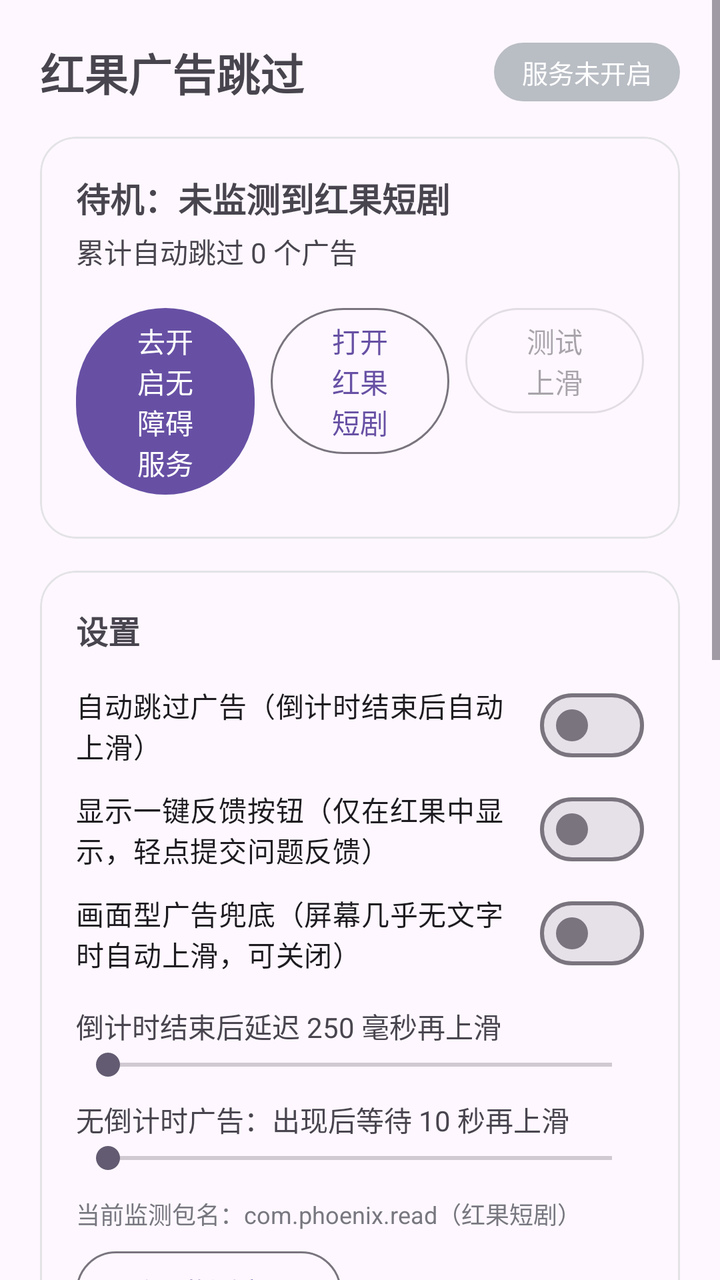
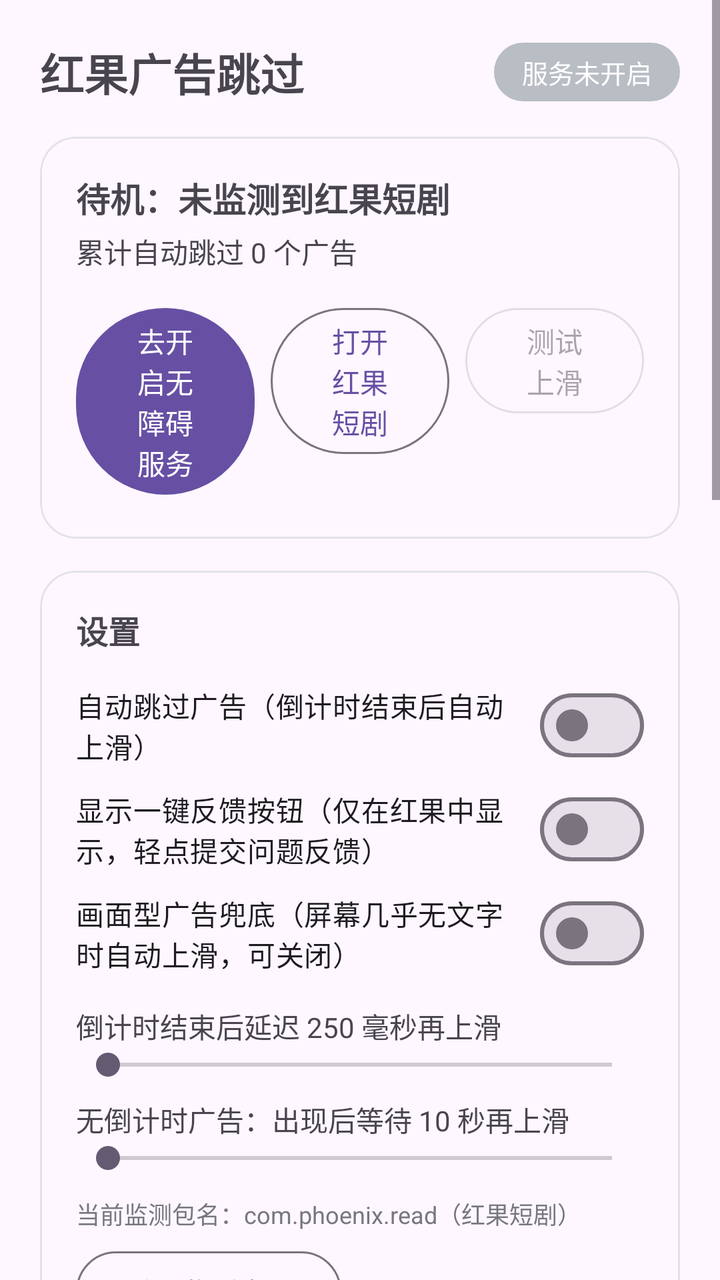

Screens rendered from an Android XML layout before and after an edit, with the pre-edit source and the edit as a unified diff.
<!-- AndroidManifest.xml: application theme Theme.App -->
<!-- res/layout/activity_main.xml -->
<?xml version="1.0" encoding="utf-8"?>
<ScrollView xmlns:android="http://schemas.android.com/apk/res/android"
    xmlns:app="http://schemas.android.com/apk/res-auto"
    android:layout_width="match_parent"
    android:layout_height="match_parent"
    android:fillViewport="true">

    
    <LinearLayout
        android:layout_width="match_parent"
        android:layout_height="wrap_content"
        android:layout_gravity="center_horizontal"
        android:maxWidth="620dp"
        android:orientation="vertical"
        android:padding="20dp">

        
        <LinearLayout
            android:layout_width="match_parent"
            android:layout_height="wrap_content"
            android:gravity="center_vertical"
            android:orientation="horizontal">

            <TextView
                android:layout_width="0dp"
                android:layout_height="wrap_content"
                android:layout_weight="1"
                android:text="@string/app_name"
                android:textSize="22sp"
                android:textStyle="bold" />

            <TextView
                android:id="@+id/statusPill"
                android:layout_width="wrap_content"
                android:layout_height="wrap_content"
                android:background="@drawable/bg_pill_off"
                android:paddingStart="14dp"
                android:paddingTop="5dp"
                android:paddingEnd="14dp"
                android:paddingBottom="5dp"
                android:text="@string/status_off"
                android:textColor="#FFFFFF"
                android:textSize="13sp" />
        </LinearLayout>

        
        <com.google.android.material.card.MaterialCardView
            android:layout_width="match_parent"
            android:layout_height="wrap_content"
            android:layout_marginTop="16dp"
            app:cardCornerRadius="18dp"
            app:cardElevation="0dp"
            app:strokeColor="#E3E3E6"
            app:strokeWidth="1dp">

            <LinearLayout
                android:layout_width="match_parent"
                android:layout_height="wrap_content"
                android:orientation="vertical"
                android:padding="18dp">

                <TextView
                    android:id="@+id/stateText"
                    android:layout_width="match_parent"
                    android:layout_height="wrap_content"
                    android:text="@string/state_idle"
                    android:textSize="17sp"
                    android:textStyle="bold" />

                <TextView
                    android:id="@+id/countText"
                    android:layout_width="match_parent"
                    android:layout_height="wrap_content"
                    android:layout_marginTop="4dp"
                    android:text="@string/count_zero_literal"
                    android:textSize="14sp" />

                <LinearLayout
                    android:layout_width="match_parent"
                    android:layout_height="wrap_content"
                    android:layout_marginTop="14dp"
                    android:orientation="horizontal">

                    <Button
                        android:id="@+id/btnAccessibility"
                        android:layout_width="0dp"
                        android:layout_height="wrap_content"
                        android:layout_marginEnd="8dp"
                        android:layout_weight="1"
                        android:text="@string/btn_accessibility_off" />

                    <Button
                        android:id="@+id/btnOpenTarget"
                        style="?attr/materialButtonOutlinedStyle"
                        android:layout_width="0dp"
                        android:layout_height="wrap_content"
                        android:layout_marginEnd="8dp"
                        android:layout_weight="1"
                        android:text="@string/btn_open_target" />

                    <Button
                        android:id="@+id/btnTestSwipe"
                        style="?attr/materialButtonOutlinedStyle"
                        android:layout_width="0dp"
                        android:layout_height="wrap_content"
                        android:layout_weight="1"
                        android:enabled="false"
                        android:text="@string/btn_test_swipe" />
                </LinearLayout>
            </LinearLayout>
        </com.google.android.material.card.MaterialCardView>

        
        <com.google.android.material.card.MaterialCardView
            android:layout_width="match_parent"
            android:layout_height="wrap_content"
            android:layout_marginTop="16dp"
            app:cardCornerRadius="18dp"
            app:cardElevation="0dp"
            app:strokeColor="#E3E3E6"
            app:strokeWidth="1dp">

            <LinearLayout
                android:layout_width="match_parent"
                android:layout_height="wrap_content"
                android:orientation="vertical"
                android:padding="18dp">

                <TextView
                    android:layout_width="match_parent"
                    android:layout_height="wrap_content"
                    android:text="@string/section_settings"
                    android:textSize="16sp"
                    android:textStyle="bold" />

                <com.google.android.material.materialswitch.MaterialSwitch
                    android:id="@+id/switchAuto"
                    android:layout_width="match_parent"
                    android:layout_height="wrap_content"
                    android:layout_marginTop="12dp"
                    android:text="@string/switch_auto" />

                <com.google.android.material.materialswitch.MaterialSwitch
                    android:id="@+id/switchFeedback"
                    android:layout_width="match_parent"
                    android:layout_height="wrap_content"
                    android:layout_marginTop="4dp"
                    android:text="@string/switch_feedback" />

                <com.google.android.material.materialswitch.MaterialSwitch
                    android:id="@+id/switchVisualFallback"
                    android:layout_width="match_parent"
                    android:layout_height="wrap_content"
                    android:layout_marginTop="4dp"
                    android:text="@string/switch_visual_fallback" />

                <TextView
                    android:id="@+id/delayLabel"
                    android:layout_width="match_parent"
                    android:layout_height="wrap_content"
                    android:layout_marginTop="12dp"
                    android:text="@string/delay_literal"
                    android:textSize="14sp" />

                <SeekBar
                    android:id="@+id/delayBar"
                    android:layout_width="match_parent"
                    android:layout_height="wrap_content"
                    android:max="1000" />

                <TextView
                    android:id="@+id/fallbackLabel"
                    android:layout_width="match_parent"
                    android:layout_height="wrap_content"
                    android:layout_marginTop="8dp"
                    android:text="@string/fallback_literal"
                    android:textSize="14sp" />

                <SeekBar
                    android:id="@+id/fallbackBar"
                    android:layout_width="match_parent"
                    android:layout_height="wrap_content"
                    android:max="25000" />

                <TextView
                    android:id="@+id/targetsText"
                    android:layout_width="match_parent"
                    android:layout_height="wrap_content"
                    android:layout_marginTop="10dp"
                    android:text="@string/targets_literal"
                    android:textColor="#77777F"
                    android:textSize="12sp" />

                <Button
                    android:id="@+id/btnResetTargets"
                    style="?attr/materialButtonOutlinedStyle"
                    android:layout_width="wrap_content"
                    android:layout_height="wrap_content"
                    android:layout_marginTop="6dp"
                    android:text="@string/btn_reset_targets" />

                <LinearLayout
                    android:layout_width="match_parent"
                    android:layout_height="wrap_content"
                    android:layout_marginTop="10dp"
                    android:gravity="center_vertical"
                    android:orientation="horizontal">

                    <EditText
                        android:id="@+id/editFeedbackUrl"
                        android:layout_width="0dp"
                        android:layout_height="wrap_content"
                        android:layout_weight="1"
                        android:hint="@string/feedback_url_hint"
                        android:importantForAutofill="no"
                        android:inputType="textUri"
                        android:maxLines="1"
                        android:textSize="13sp" />

                    <Button
                        android:id="@+id/btnSaveFeedbackUrl"
                        style="?attr/materialButtonOutlinedStyle"
                        android:layout_width="wrap_content"
                        android:layout_height="wrap_content"
                        android:layout_marginStart="8dp"
                        android:minHeight="0dp"
                        android:paddingStart="16dp"
                        android:paddingTop="6dp"
                        android:paddingEnd="16dp"
                        android:paddingBottom="6dp"
                        android:text="@string/btn_save" />
                </LinearLayout>

                <Button
                    android:id="@+id/btnDiscover"
                    style="?attr/materialButtonOutlinedStyle"
                    android:layout_width="match_parent"
                    android:layout_height="wrap_content"
                    android:layout_marginTop="6dp"
                    android:text="@string/btn_discover" />

                <Button
                    android:id="@+id/btnCaptureAuth"
                    style="?attr/materialButtonOutlinedStyle"
                    android:layout_width="match_parent"
                    android:layout_height="wrap_content"
                    android:layout_marginTop="6dp"
                    android:text="@string/btn_capture_auth" />

                <Button
                    android:id="@+id/btnCheckUpdate"
                    style="?attr/materialButtonOutlinedStyle"
                    android:layout_width="match_parent"
                    android:layout_height="wrap_content"
                    android:layout_marginTop="6dp"
                    android:text="@string/btn_check_update" />
            </LinearLayout>
        </com.google.android.material.card.MaterialCardView>

        
        <com.google.android.material.card.MaterialCardView
            android:layout_width="match_parent"
            android:layout_height="wrap_content"
            android:layout_marginTop="16dp"
            app:cardCornerRadius="18dp"
            app:cardElevation="0dp"
            app:strokeColor="#E3E3E6"
            app:strokeWidth="1dp">

            <LinearLayout
                android:layout_width="match_parent"
                android:layout_height="wrap_content"
                android:orientation="vertical"
                android:padding="18dp">

                <LinearLayout
                    android:layout_width="match_parent"
                    android:layout_height="wrap_content"
                    android:gravity="center_vertical"
                    android:orientation="horizontal">

                    <TextView
                        android:layout_width="0dp"
                        android:layout_height="wrap_content"
                        android:layout_weight="1"
                        android:text="@string/section_log"
                        android:textSize="16sp"
                        android:textStyle="bold" />

                    <Button
                        android:id="@+id/btnShareLog"
                        style="?attr/materialButtonOutlinedStyle"
                        android:layout_width="wrap_content"
                        android:layout_height="wrap_content"
                        android:layout_marginEnd="8dp"
                        android:minHeight="0dp"
                        android:paddingStart="16dp"
                        android:paddingTop="6dp"
                        android:paddingEnd="16dp"
                        android:paddingBottom="6dp"
                        android:text="@string/btn_share_log" />

                    <Button
                        android:id="@+id/btnClearLog"
                        style="?attr/materialButtonOutlinedStyle"
                        android:layout_width="wrap_content"
                        android:layout_height="wrap_content"
                        android:minHeight="0dp"
                        android:paddingStart="16dp"
                        android:paddingTop="6dp"
                        android:paddingEnd="16dp"
                        android:paddingBottom="6dp"
                        android:text="@string/btn_clear_log" />
                </LinearLayout>

                <TextView
                    android:id="@+id/logView"
                    android:layout_width="match_parent"
                    android:layout_height="wrap_content"
                    android:layout_marginTop="10dp"
                    android:background="@drawable/bg_log"
                    android:fontFamily="monospace"
                    android:minHeight="130dp"
                    android:padding="12dp"
                    android:textSize="12sp" />
            </LinearLayout>
        </com.google.android.material.card.MaterialCardView>

        <TextView
            android:layout_width="match_parent"
            android:layout_height="wrap_content"
            android:layout_marginTop="14dp"
            android:text="@string/footer_hint"
            android:textColor="#8A8A93"
            android:textSize="12sp" />

        <TextView
            android:layout_width="match_parent"
            android:layout_height="wrap_content"
            android:layout_marginTop="6dp"
            android:text="@string/version_label"
            android:textColor="#B0B0B8"
            android:textSize="11sp" />
    </LinearLayout>
</ScrollView>
<!-- resources referenced by this layout -->
<resources>
  <!-- drawable bg_log (drawable) -->
  <?xml version="1.0" encoding="utf-8"?>
  <shape xmlns:android="http://schemas.android.com/apk/res/android"
      android:shape="rectangle">
      <solid android:color="#FAFAFB" />
      <corners android:radius="12dp" />
      <stroke
          android:width="1dp"
          android:color="#E3E3E6" />
  </shape>
  <!-- drawable bg_pill_off (drawable) -->
  <?xml version="1.0" encoding="utf-8"?>
  <shape xmlns:android="http://schemas.android.com/apk/res/android"
      android:shape="rectangle">
      <solid android:color="#B9BDC4" />
      <corners android:radius="20dp" />
  </shape>
  <string name="app_name">红果广告跳过</string>
  <string name="btn_accessibility_off">去开启无障碍服务</string>
  <string name="btn_capture_auth">开启屏幕截图（反馈自动带画面）</string>
  <string name="btn_check_update">检查更新（云端）</string>
  <string name="btn_clear_log">清空</string>
  <string name="btn_discover">自动发现电脑（扫描局域网）</string>
  <string name="btn_open_target">打开红果短剧</string>
  <string name="btn_reset_targets">重置监测应用</string>
  <string name="btn_save">保存</string>
  <string name="btn_share_log">分享日志</string>
  <string name="btn_test_swipe">测试上滑</string>
  <string name="count_zero_literal">累计自动跳过 0 个广告</string>
  <string name="delay_literal">倒计时结束后延迟 250 毫秒再上滑</string>
  <string name="fallback_literal">无倒计时广告：出现后等待 10 秒再上滑</string>
  <string name="feedback_url_hint">上报服务器地址（默认已指向电脑，可修改）</string>
  <string name="footer_hint">原理：通过无障碍服务读取屏幕上的广告倒计时文字，到点后模拟一次上滑手势。全部处理在本机完成，不联网、不上传任何数据。仅供个人舒适观剧使用。</string>
  <string name="section_log">运行日志</string>
  <string name="section_settings">设置</string>
  <string name="state_idle">待机：未监测到红果短剧</string>
  <string name="status_off">服务未开启</string>
  <string name="switch_auto">自动跳过广告（倒计时结束后自动上滑）</string>
  <string name="switch_feedback">显示一键反馈按钮（仅在红果中显示，轻点提交问题反馈）</string>
  <string name="switch_visual_fallback">画面型广告兜底（屏幕几乎无文字时自动上滑，可关闭）</string>
  <string name="targets_literal">当前监测包名：com.phoenix.read（红果短剧）</string>
  <string name="version_label">版本 1.35.1 · 手机/平板通用 · 云端上报</string>
  <style name="Theme.App" parent="Theme.Material3.DayNight.NoActionBar" />
</resources>

<!-- the commit's change to res/layout/activity_main.xml (unified diff, before → after) -->
@@ -232,6 +232,14 @@
                 </LinearLayout>
 
                 <Button
+                    android:id="@+id/btnResetCloud"
+                    style="?attr/materialButtonOutlinedStyle"
+                    android:layout_width="match_parent"
+                    android:layout_height="wrap_content"
+                    android:layout_marginTop="6dp"
+                    android:text="@string/btn_reset_cloud" />
+
+                <Button
                     android:id="@+id/btnDiscover"
                     style="?attr/materialButtonOutlinedStyle"
                     android:layout_width="match_parent"
@@ -254,6 +262,123 @@
                     android:layout_height="wrap_content"
                     android:layout_marginTop="6dp"
                     android:text="@string/btn_check_update" />
+
+                <Button
+                    android:id="@+id/btnQuickReport"
+                    android:layout_width="match_parent"
+                    android:layout_height="wrap_content"
+                    android:layout_marginTop="14dp"
+                    android:text="@string/btn_quick_report" />
+            </LinearLayout>
+        </com.google.android.material.card.MaterialCardView>
+
+        
+        <com.google.android.material.card.MaterialCardView
+            android:layout_width="match_parent"
+            android:layout_height="wrap_content"
+            android:layout_marginTop="16dp"
+            app:cardCornerRadius="14dp"
+            app:contentPadding="16dp">
+
+            <LinearLayout
+                android:layout_width="match_parent"
+                android:layout_height="wrap_content"
+                android:orientation="vertical">
+
+                <TextView
+                    android:layout_width="match_parent"
+                    android:layout_height="wrap_content"
+                    android:text="@string/account_title"
+                    android:textSize="15sp"
+                    android:textStyle="bold" />
+
+                <TextView
+                    android:id="@+id/textAccStatus"
+                    android:layout_width="match_parent"
+                    android:layout_height="wrap_content"
+                    android:layout_marginTop="2dp"
+                    android:text="@string/account_hint"
+                    android:textColor="#77777F"
+                    android:textSize="12sp" />
+
+                <LinearLayout
+                    android:id="@+id/boxAccForm"
+                    android:layout_width="match_parent"
+                    android:layout_height="wrap_content"
+                    android:layout_marginTop="8dp"
+                    android:orientation="vertical">
+
+                    <EditText
+                        android:id="@+id/editAccEmail"
+                        android:layout_width="match_parent"
+                        android:layout_height="wrap_content"
+                        android:hint="@string/account_email_hint"
+                        android:importantForAutofill="no"
+                        android:inputType="textEmailAddress"
+                        android:maxLines="1"
+                        android:textSize="13sp" />
+
+                    <EditText
+                        android:id="@+id/editAccPass"
+                        android:layout_width="match_parent"
+                        android:layout_height="wrap_content"
+                        android:layout_marginTop="4dp"
+                        android:hint="@string/account_pass_hint"
+                        android:importantForAutofill="no"
+                        android:inputType="textPassword"
+                        android:maxLines="1"
+                        android:textSize="13sp" />
+
+                    <EditText
+                        android:id="@+id/editAccCode"
+                        android:layout_width="match_parent"
+                        android:layout_height="wrap_content"
+                        android:layout_marginTop="4dp"
+                        android:hint="@string/account_code_hint"
+                        android:importantForAutofill="no"
+                        android:inputType="number"
+                        android:maxLines="1"
+                        android:textSize="13sp" />
+
+                    <LinearLayout
+                        android:layout_width="match_parent"
+                        android:layout_height="wrap_content"
+                        android:layout_marginTop="8dp"
+                        android:orientation="horizontal">
+
+                        <Button
+                            android:id="@+id/btnSendCode"
+                            style="?attr/materialButtonOutlinedStyle"
+                            android:layout_width="wrap_content"
+                            android:layout_height="wrap_content"
+                            android:minHeight="0dp"
+                            android:paddingStart="16dp"
+                            android:paddingTop="6dp"
+                            android:paddingEnd="16dp"
+                            android:paddingBottom="6dp"
+                            android:text="@string/account_btn_send_code" />
+
+                        <Button
+                            android:id="@+id/btnAccLogin"
+                            android:layout_width="0dp"
+                            android:layout_height="wrap_content"
+                            android:layout_marginStart="8dp"
+                            android:layout_weight="1"
+                            android:minHeight="0dp"
+                            android:paddingTop="6dp"
+                            android:paddingBottom="6dp"
+                            android:text="@string/account_btn_login" />
+                    </LinearLayout>
+                </LinearLayout>
+
+                <Button
+                    android:id="@+id/btnAccLogout"
+                    style="?attr/materialButtonOutlinedStyle"
+                    android:layout_width="match_parent"
+                    android:layout_height="wrap_content"
+                    android:layout_marginTop="8dp"
+                    android:text="@string/account_btn_logout"
+                    android:visibility="gone" />
             </LinearLayout>
         </com.google.android.material.card.MaterialCardView>
 
<!-- resource entries referenced after the edit -->
@@ -17,6 +17,14 @@
       <solid android:color="#B9BDC4" />
       <corners android:radius="20dp" />
   </shape>
+  <string name="account_btn_login">登录 / 注册</string>
+  <string name="account_btn_logout">退出登录</string>
+  <string name="account_btn_send_code">发送验证码</string>
+  <string name="account_code_hint">验证码（新用户注册需要）</string>
+  <string name="account_email_hint">邮箱</string>
+  <string name="account_hint">注册登录后，反馈报告自动关联你的邮箱；不注册也可正常使用全部功能</string>
+  <string name="account_pass_hint">密码（至少8位）</string>
+  <string name="account_title">账号（可选）</string>
   <string name="app_name">红果广告跳过</string>
   <string name="btn_accessibility_off">去开启无障碍服务</string>
   <string name="btn_capture_auth">开启屏幕截图（反馈自动带画面）</string>
@@ -24,6 +32,8 @@
   <string name="btn_clear_log">清空</string>
   <string name="btn_discover">自动发现电脑（扫描局域网）</string>
   <string name="btn_open_target">打开红果短剧</string>
+  <string name="btn_quick_report">一键截图上报缺陷</string>
+  <string name="btn_reset_cloud">一键重置为云端地址</string>
   <string name="btn_reset_targets">重置监测应用</string>
   <string name="btn_save">保存</string>
   <string name="btn_share_log">分享日志</string>
@@ -41,7 +51,7 @@
   <string name="switch_feedback">显示一键反馈按钮（仅在红果中显示，轻点提交问题反馈）</string>
   <string name="switch_visual_fallback">画面型广告兜底（屏幕几乎无文字时自动上滑，可关闭）</string>
   <string name="targets_literal">当前监测包名：com.phoenix.read（红果短剧）</string>
-  <string name="version_label">版本 1.35.1 · 手机/平板通用 · 云端上报</string>
+  <string name="version_label">版本 1.35.2 · 手机/平板通用 · 云端上报</string>
   <style name="Theme.App" parent="Theme.Material3.DayNight.NoActionBar" />
 </resources>
 
